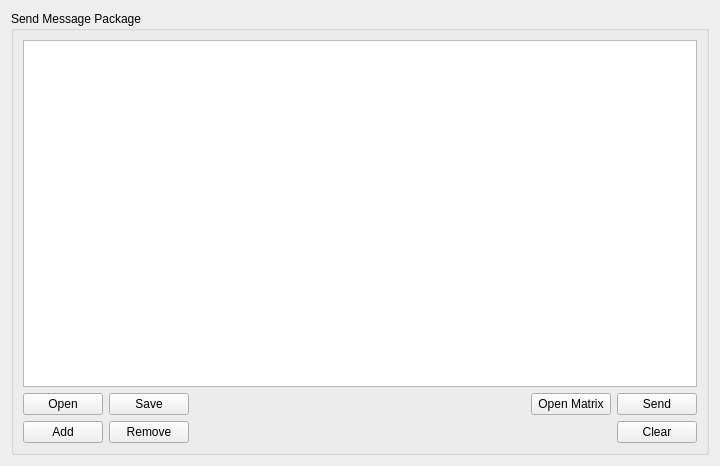
NeverKnewTheName/R_Visualizer, file R_Visualizer/SendMessages/SendMsgPackage/ui/sendmsgpackagewidget.ui: the form before one commit.
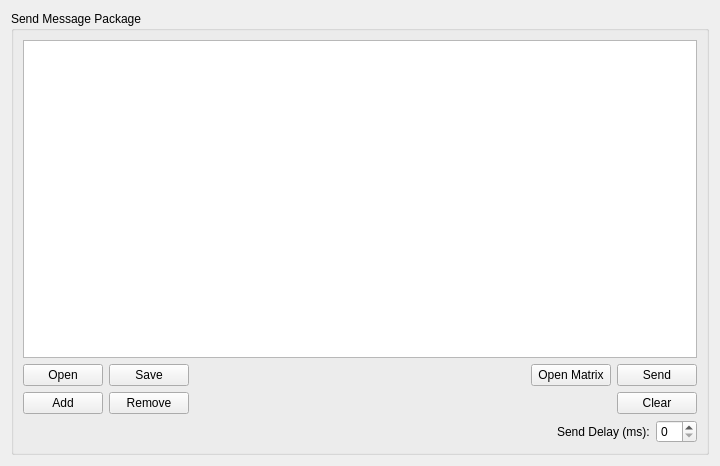
The form after the commit.

Commit message: Introduced sendDealy to SendMsgPackage and SendMsgPackageWidget

Patch:
```diff
--- a/R_Visualizer/SendMessages/SendMsgPackage/ui/sendmsgpackagewidget.ui
+++ b/R_Visualizer/SendMessages/SendMsgPackage/ui/sendmsgpackagewidget.ui
@@ -125,6 +125,33 @@
         </item>
        </layout>
       </item>
+      <item>
+       <layout class="QHBoxLayout" name="horizontalLayout_3">
+        <item>
+         <spacer name="horizontalSpacer_3">
+          <property name="orientation">
+           <enum>Qt::Horizontal</enum>
+          </property>
+          <property name="sizeHint" stdset="0">
+           <size>
+            <width>40</width>
+            <height>20</height>
+           </size>
+          </property>
+         </spacer>
+        </item>
+        <item>
+         <widget class="QLabel" name="sendDelayLabel">
+          <property name="text">
+           <string>Send Delay (ms):</string>
+          </property>
+         </widget>
+        </item>
+        <item>
+         <widget class="QSpinBox" name="sendDelaySpinBox"/>
+        </item>
+       </layout>
+      </item>
      </layout>
     </widget>
    </item>
```
The commit also changes 5 other files.
